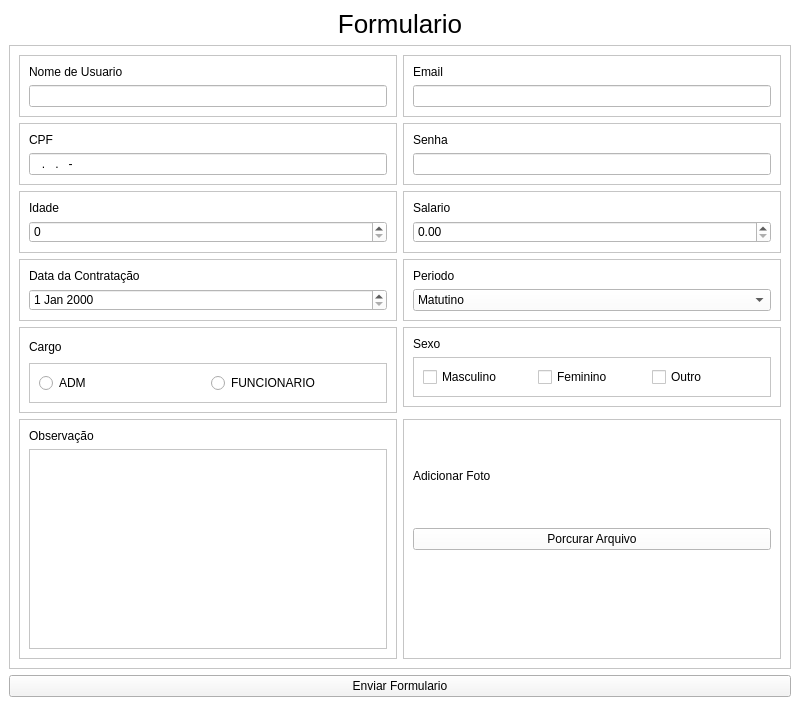
Qt form projeto_pyside/ui_formulario.ui (CelsoLucas/ListadeExercicios) before a commit.
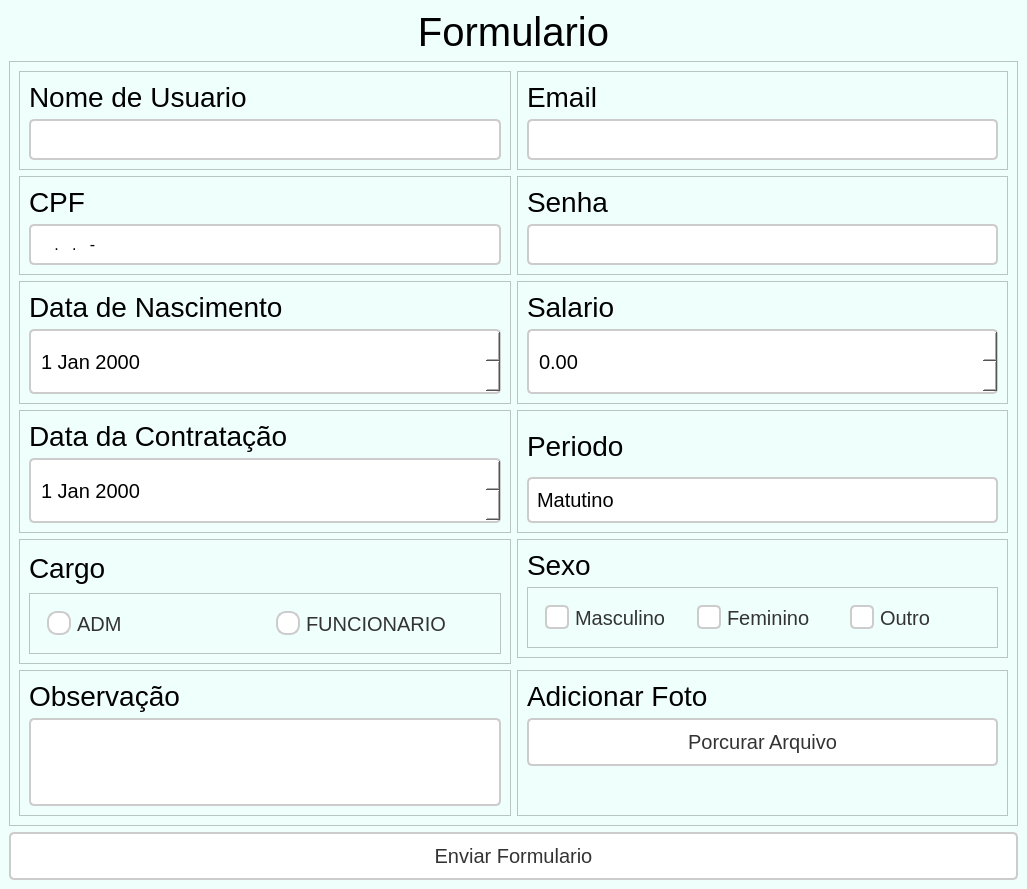
The same form after that commit.

The edit to the form file:
```diff
--- a/projeto_pyside/ui_formulario.ui
+++ b/projeto_pyside/ui_formulario.ui
@@ -6,22 +6,59 @@
    <rect>
     <x>0</x>
     <y>0</y>
-    <width>800</width>
-    <height>706</height>
+    <width>1027</width>
+    <height>817</height>
    </rect>
   </property>
   <property name="windowTitle">
    <string>MainWindow</string>
   </property>
+  <property name="styleSheet">
+   <string notr="true">background-color: rgb(211, 211, 211);</string>
+  </property>
   <widget class="QWidget" name="centralwidget">
    <property name="styleSheet">
-    <string notr="true">background-color: rgb(255, 255, 255);</string>
+    <string notr="true">background-color: rgb(239, 255, 252);</string>
    </property>
    <layout class="QGridLayout" name="gridLayout">
     <item row="2" column="0">
      <widget class="QPushButton" name="btn_enviar_formulario">
       <property name="styleSheet">
-       <string notr="true">background-color: rgb(244, 244, 244);</string>
+       <string notr="true">QPushButton {
+    padding: 10px 20px;
+    font-size: 20px;
+    border: 2px solid #ccc;
+    border-radius: 5px;
+    background-color: #ffffff;
+    color: #333;
+    selection-background-color: #007bff;
+    selection-color: white;
+    transition: all 0.3s ease;
+}
+
+QPushButton:focus {
+    border: 2px solid #007bff;
+    background-color: #f0f8ff;
+}
+
+QPushButton:hover {
+    background-color: #007bff;
+    color: white;
+    border-color: #007bff;
+}
+
+QPushButton:pressed {
+    background-color: #0056b3;
+    border-color: #0056b3;
+}
+
+QPushButton:disabled {
+    background-color: #f0f0f0;
+    color: #bbb;
+    border-color: #ccc;
+}
+
+</string>
       </property>
       <property name="text">
        <string>Enviar Formulario</string>
@@ -31,7 +68,7 @@
     <item row="0" column="0">
      <widget class="QLabel" name="txt__formulario">
       <property name="styleSheet">
-       <string notr="true">font-size: 26px;</string>
+       <string notr="true">font-size: 40px;</string>
       </property>
       <property name="text">
        <string>Formulario</string>
@@ -61,6 +98,9 @@
          <layout class="QVBoxLayout" name="verticalLayout_12">
           <item>
            <widget class="QLabel" name="txt_cpf">
+            <property name="styleSheet">
+             <string notr="true">font-size: 28px;</string>
+            </property>
             <property name="text">
              <string>CPF</string>
             </property>
@@ -68,6 +108,27 @@
           </item>
           <item>
            <widget class="QLineEdit" name="input_cpf">
+            <property name="styleSheet">
+             <string notr="true">QLineEdit {
+    padding: 8px;
+    font-size: 16px;
+    border: 2px solid #ccc;
+    border-radius: 5px;
+    background-color: #ffffff;
+    selection-background-color: #007bff;
+    selection-color: white;
+}
+
+QLineEdit:focus {
+    border: 2px solid #007bff;
+    background-color: #f0f8ff;
+}
+
+QLineEdit::placeholder {
+    color: #888;
+    font-style: italic;
+}</string>
+            </property>
             <property name="inputMask">
              <string>000.000.000-00</string>
             </property>
@@ -93,13 +154,59 @@
          <layout class="QVBoxLayout" name="verticalLayout_11">
           <item>
            <widget class="QLabel" name="txt_data_contratacao">
+            <property name="styleSheet">
+             <string notr="true">font-size: 28px;</string>
+            </property>
             <property name="text">
              <string>Data da Contratação</string>
             </property>
            </widget>
           </item>
           <item>
-           <widget class="QDateEdit" name="input_data_contratacao"/>
+           <widget class="QDateEdit" name="input_data_contratacao">
+            <property name="styleSheet">
+             <string notr="true">QDateTimeEdit {
+	height: 45px;
+	font-size: 20px;
+    padding: 8px;
+    border: 2px solid #ccc;
+    border-radius: 5px;
+    background-color: #ffffff;
+    selection-background-color: #007bff;
+    selection-color: white;
+}
+
+QDateTimeEdit:focus {
+    border: 2px solid #007bff;
+    background-color: #f0f8ff;
+}
+
+QDateTimeEdit::placeholder {
+    color: #888;
+    font-style: italic;
+}
+
+QDateTimeEdit::drop-down {
+    background-color: #007bff;
+    border-top-right-radius: 5px;
+    border-bottom-right-radius: 5px;
+    border: none;
+}
+
+QDateTimeEdit::drop-down:hover {
+    background-color: #0056b3;
+}
+
+QDateTimeEdit::down-arrow:hover {
+    background-color: #0056b3;
+}
+
+QDateTimeEdit::down-arrow:pressed {
+    background-color: #003f7f;
+}
+</string>
+            </property>
+           </widget>
           </item>
          </layout>
         </widget>
@@ -115,6 +222,9 @@
          <layout class="QVBoxLayout" name="verticalLayout_10">
           <item>
            <widget class="QLabel" name="txt_periodo">
+            <property name="styleSheet">
+             <string notr="true">font-size: 28px;</string>
+            </property>
             <property name="text">
              <string>Periodo</string>
             </property>
@@ -122,6 +232,65 @@
           </item>
           <item>
            <widget class="QComboBox" name="input_periodo">
+            <property name="styleSheet">
+             <string notr="true">QComboBox {
+    padding: 8px;
+    font-size: 20px;
+    border: 2px solid #ccc;
+    border-radius: 5px;
+    background-color: #ffffff;
+    selection-background-color: #007bff;
+    selection-color: white;
+}
+
+QComboBox:focus {
+    border: 2px solid #007bff;
+    background-color: #f0f8ff;
+}
+
+QComboBox::placeholder {
+    color: #888;
+    font-style: italic;
+}
+
+QComboBox::drop-down {
+    background-color: transparent; /* Fundo transparente */
+    border-top-right-radius: 5px;
+    border-bottom-right-radius: 5px;
+    border: none;
+}
+
+QComboBox::down-arrow {
+    width: 16px;
+    height: 16px;
+}
+
+QComboBox::down-arrow:hover {
+    background-color: transparent; /* Removendo qualquer fundo ao passar o mouse */
+}
+
+QComboBox::down-arrow:pressed {
+    background-color: transparent; /* Removendo qualquer fundo ao pressionar */
+}
+
+QComboBox QAbstractItemView {
+    border: 2px solid #ccc;
+    border-radius: 5px;
+    background-color: white;
+    selection-background-color: #007bff;
+}
+
+QComboBox QAbstractItemView::item {
+    padding: 8px;
+    font-size: 16px;
+}
+
+QComboBox QAbstractItemView::item:selected {
+    background-color: #007bff;
+    color: white;
+}
+</string>
+            </property>
             <item>
              <property name="text">
               <string>Matutino</string>
@@ -158,6 +327,9 @@
          <layout class="QVBoxLayout" name="verticalLayout_6">
           <item>
            <widget class="QLabel" name="txt_sexo">
+            <property name="styleSheet">
+             <string notr="true">font-size: 28px;</string>
+            </property>
             <property name="text">
              <string>Sexo</string>
             </property>
@@ -165,6 +337,10 @@
           </item>
           <item>
            <widget class="QFrame" name="layout_sexo_opc">
+            <property name="styleSheet">
+             <string notr="true">font-size: 20px;
+</string>
+            </property>
             <property name="frameShape">
              <enum>QFrame::Shape::StyledPanel</enum>
             </property>
@@ -174,6 +350,57 @@
             <layout class="QHBoxLayout" name="horizontalLayout_2">
              <item>
               <widget class="QCheckBox" name="sexo_opc_m">
+               <property name="styleSheet">
+                <string notr="true">QCheckBox {
+    font-size: 20px;
+    padding: 8px;
+    color: #333;
+}
+
+QCheckBox::indicator {
+    width: 20px;
+    height: 20px;
+    border: 2px solid #ccc;
+    border-radius: 5px;
+    background-color: #ffffff;
+    transition: all 0.3s ease;
+}
+
+QCheckBox::indicator:checked {
+    background-color: #007bff;
+    border-color: #007bff;
+}
+
+QCheckBox::indicator:checked:hover {
+    background-color: #0056b3;
+}
+
+QCheckBox::indicator:unchecked {
+    background-color: #ffffff;
+}
+
+QCheckBox::indicator:unchecked:hover {
+    border-color: #007bff;
+}
+
+QCheckBox:hover {
+    color: #007bff;
+}
+
+QCheckBox:disabled {
+    color: #bbb;
+}
+
+QCheckBox:focus {
+    outline: none;
+}
+
+QCheckBox::indicator:pressed {
+    background-color: #003f7f;
+    border-color: #003f7f;
+}
+</string>
+               </property>
                <property name="text">
                 <string>Masculino</string>
                </property>
@@ -184,6 +411,57 @@
              </item>
              <item>
               <widget class="QCheckBox" name="sexo_opc_f">
+               <property name="styleSheet">
+                <string notr="true">QCheckBox {
+    font-size: 20px;
+    padding: 8px;
+    color: #333;
+}
+
+QCheckBox::indicator {
+    width: 20px;
+    height: 20px;
+    border: 2px solid #ccc;
+    border-radius: 5px;
+    background-color: #ffffff;
+    transition: all 0.3s ease;
+}
+
+QCheckBox::indicator:checked {
+    background-color: #007bff;
+    border-color: #007bff;
+}
+
+QCheckBox::indicator:checked:hover {
+    background-color: #0056b3;
+}
+
+QCheckBox::indicator:unchecked {
+    background-color: #ffffff;
+}
+
+QCheckBox::indicator:unchecked:hover {
+    border-color: #007bff;
+}
+
+QCheckBox:hover {
+    color: #007bff;
+}
+
+QCheckBox:disabled {
+    color: #bbb;
+}
+
+QCheckBox:focus {
+    outline: none;
+}
+
+QCheckBox::indicator:pressed {
+    background-color: #003f7f;
+    border-color: #003f7f;
+}
+</string>
+               </property>
                <property name="text">
                 <string>Feminino</string>
                </property>
@@ -194,6 +472,57 @@
              </item>
              <item>
               <widget class="QCheckBox" name="sexo_opc_o">
+               <property name="styleSheet">
+                <string notr="true">QCheckBox {
+    font-size: 20px;
+    padding: 8px;
+    color: #333;
+}
+
+QCheckBox::indicator {
+    width: 20px;
+    height: 20px;
+    border: 2px solid #ccc;
+    border-radius: 5px;
+    background-color: #ffffff;
+    transition: all 0.3s ease;
+}
+
+QCheckBox::indicator:checked {
+    background-color: #007bff;
+    border-color: #007bff;
+}
+
+QCheckBox::indicator:checked:hover {
+    background-color: #0056b3;
+}
+
+QCheckBox::indicator:unchecked {
+    background-color: #ffffff;
+}
+
+QCheckBox::indicator:unchecked:hover {
+    border-color: #007bff;
+}
+
+QCheckBox:hover {
+    color: #007bff;
+}
+
+QCheckBox:disabled {
+    color: #bbb;
+}
+
+QCheckBox:focus {
+    outline: none;
+}
+
+QCheckBox::indicator:pressed {
+    background-color: #003f7f;
+    border-color: #003f7f;
+}
+</string>
+               </property>
                <property name="text">
                 <string>Outro</string>
                </property>
@@ -219,13 +548,44 @@
          <layout class="QVBoxLayout" name="verticalLayout_8">
           <item>
            <widget class="QLabel" name="txt_obs">
+            <property name="styleSheet">
+             <string notr="true">font-size: 28px;</string>
+            </property>
             <property name="text">
              <string>Observação</string>
             </property>
            </widget>
           </item>
           <item>
-           <widget class="QTextEdit" name="input_obs"/>
+           <widget class="QTextEdit" name="input_obs">
+            <property name="styleSheet">
+             <string notr="true">QTextEdit {
+    padding: 8px;
+    font-size: 16px;
+    border: 2px solid #ccc;
+    border-radius: 5px;
+    background-color: #ffffff;
+    selection-background-color: #007bff;
+    selection-color: white;
+}
+
+QTextEdit:focus {
+    border: 2px solid #007bff;
+    background-color: #f0f8ff;
+}
+
+QTextEdit::placeholder {
+    color: #888;
+    font-style: italic;
+}
+
+QTextEdit::line {
+    border: none;
+    background: transparent;
+}
+</string>
+            </property>
+           </widget>
           </item>
          </layout>
         </widget>
@@ -241,6 +601,9 @@
          <layout class="QVBoxLayout" name="verticalLayout">
           <item>
            <widget class="QLabel" name="txt_nome">
+            <property name="styleSheet">
+             <string notr="true">font-size: 28px;</string>
+            </property>
             <property name="text">
              <string>Nome de Usuario</string>
             </property>
@@ -248,6 +611,27 @@
           </item>
           <item>
            <widget class="QLineEdit" name="input_nome">
+            <property name="styleSheet">
+             <string notr="true">QLineEdit {
+    padding: 8px;
+    font-size: 16px;
+    border: 2px solid #ccc;
+    border-radius: 5px;
+    background-color: #ffffff;
+    selection-background-color: #007bff;
+    selection-color: white;
+}
+
+QLineEdit:focus {
+    border: 2px solid #007bff;
+    background-color: #f0f8ff;
+}
+
+QLineEdit::placeholder {
+    color: #888;
+    font-style: italic;
+}</string>
+            </property>
             <property name="placeholderText">
              <string/>
             </property>
@@ -273,6 +657,9 @@
          <layout class="QVBoxLayout" name="verticalLayout_4">
           <item>
            <widget class="QLabel" name="txt_senha">
+            <property name="styleSheet">
+             <string notr="true">font-size: 28px;</string>
+            </property>
             <property name="text">
              <string>Senha</string>
             </property>
@@ -280,6 +667,27 @@
           </item>
           <item>
            <widget class="QLineEdit" name="input_senha">
+            <property name="styleSheet">
+             <string notr="true">QLineEdit {
+    padding: 8px;
+    font-size: 16px;
+    border: 2px solid #ccc;
+    border-radius: 5px;
+    background-color: #ffffff;
+    selection-background-color: #007bff;
+    selection-color: white;
+}
+
+QLineEdit:focus {
+    border: 2px solid #007bff;
+    background-color: #f0f8ff;
+}
+
+QLineEdit::placeholder {
+    color: #888;
+    font-style: italic;
+}</string>
+            </property>
             <property name="echoMode">
              <enum>QLineEdit::EchoMode::Password</enum>
             </property>
@@ -299,6 +707,9 @@
          <layout class="QVBoxLayout" name="verticalLayout_9">
           <item>
            <widget class="QLabel" name="txt_salario">
+            <property name="styleSheet">
+             <string notr="true">font-size: 28px;</string>
+            </property>
             <property name="text">
              <string>Salario</string>
             </property>
@@ -306,6 +717,31 @@
           </item>
           <item>
            <widget class="QDoubleSpinBox" name="input_salario">
+            <property name="styleSheet">
+             <string notr="true">QDoubleSpinBox {
+	height:45px;
+    padding: 8px;
+    font-size: 20px;
+    border: 2px solid #ccc;
+    border-radius: 5px;
+    background-color: #ffffff;
+    selection-background-color: #007bff;
+    selection-color: white;
+}
+
+QDoubleSpinBox:focus {
+    border: 2px solid #007bff;
+    background-color: #f0f8ff;
+}
+
+QDoubleSpinBox::placeholder {
+    color: #888;
+    font-style: italic;
+}
+
+
+</string>
+            </property>
             <property name="decimals">
              <number>2</number>
             </property>
@@ -331,6 +767,9 @@
          <layout class="QVBoxLayout" name="verticalLayout_5">
           <item>
            <widget class="QLabel" name="txt_cargo">
+            <property name="styleSheet">
+             <string notr="true">font-size: 28px;</string>
+            </property>
             <property name="text">
              <string>Cargo</string>
             </property>
@@ -347,6 +786,63 @@
             <layout class="QHBoxLayout" name="horizontalLayout">
              <item>
               <widget class="QRadioButton" name="input_cargo_adm">
+               <property name="minimumSize">
+                <size>
+                 <width>0</width>
+                 <height>0</height>
+                </size>
+               </property>
+               <property name="styleSheet">
+                <string notr="true">QRadioButton {
+    font-size: 20px;
+    padding: 8px;
+    color: #333;
+}
+
+QRadioButton::indicator {
+    width: 20px;
+    height: 20px;
+    border: 2px solid #ccc;
+    border-radius: 10px;  /* Tornando o indicador completamente redondo */
+    background-color: #ffffff;
+    transition: all 0.3s ease;
+}
+
+QRadioButton::indicator:checked {
+    background-color: #007bff;
+    border-color: #007bff;
+}
+
+QRadioButton::indicator:checked:hover {
+    background-color: #0056b3;
+}
+
+QRadioButton::indicator:unchecked {
+    background-color: #ffffff;
+}
+
+QRadioButton::indicator:unchecked:hover {
+    border-color: #007bff;
+}
+
+QRadioButton:hover {
+    color: #007bff;
+}
+
+QRadioButton:disabled {
+    color: #bbb;
+}
+
+QRadioButton:focus {
+    outline: none;
+}
+
+QRadioButton::indicator:pressed {
+    background-color: #003f7f;
+    border-color: #003f7f;
+}
+</string>
+               </property>
                <property name="text">
                 <string>ADM</string>
                </property>
@@ -354,6 +850,57 @@
              </item>
              <item>
               <widget class="QRadioButton" name="input_cargo_func">
+               <property name="styleSheet">
+                <string notr="true">QRadioButton {
+    font-size: 20px;
+    padding: 8px;
+    color: #333;
+}
+
+QRadioButton::indicator {
+    width: 20px;
+    height: 20px;
+    border: 2px solid #ccc;
+    border-radius: 10px;  /* Tornando o indicador completamente redondo */
+    background-color: #ffffff;
+    transition: all 0.3s ease;
+}
+
+QRadioButton::indicator:checked {
+    background-color: #007bff;
+    border-color: #007bff;
+}
+
+QRadioButton::indicator:checked:hover {
+    background-color: #0056b3;
+}
+
+QRadioButton::indicator:unchecked {
+    background-color: #ffffff;
+}
+
+QRadioButton::indicator:unchecked:hover {
+    border-color: #007bff;
+}
+
+QRadioButton:hover {
+    color: #007bff;
+}
+
+QRadioButton:disabled {
+    color: #bbb;
+}
+
+QRadioButton:focus {
+    outline: none;
+}
+
+QRadioButton::indicator:pressed {
+    background-color: #003f7f;
+    border-color: #003f7f;
+}
+</string>
+               </property>
                <property name="text">
                 <string>FUNCIONARIO</string>
                </property>
@@ -376,6 +923,9 @@
          <layout class="QVBoxLayout" name="verticalLayout_2">
           <item>
            <widget class="QLabel" name="txt_email">
+            <property name="styleSheet">
+             <string notr="true">font-size: 28px;</string>
+            </property>
             <property name="text">
              <string>Email</string>
             </property>
@@ -383,6 +933,27 @@
           </item>
           <item>
            <widget class="QLineEdit" name="input_email">
+            <property name="styleSheet">
+             <string notr="true">QLineEdit {
+    padding: 8px;
+    font-size: 16px;
+    border: 2px solid #ccc;
+    border-radius: 5px;
+    background-color: #ffffff;
+    selection-background-color: #007bff;
+    selection-color: white;
+}
+
+QLineEdit:focus {
+    border: 2px solid #007bff;
+    background-color: #f0f8ff;
+}
+
+QLineEdit::placeholder {
+    color: #888;
+    font-style: italic;
+}</string>
+            </property>
             <property name="placeholderText">
              <string/>
             </property>
@@ -401,14 +972,60 @@
          </property>
          <layout class="QVBoxLayout" name="verticalLayout_7">
           <item>
-           <widget class="QLabel" name="txt_idade">
+           <widget class="QLabel" name="txt_data_nasc">
+            <property name="styleSheet">
+             <string notr="true">font-size: 28px;</string>
+            </property>
             <property name="text">
-             <string>Idade</string>
+             <string>Data de Nascimento</string>
             </property>
            </widget>
           </item>
           <item>
-           <widget class="QSpinBox" name="input_idade"/>
+           <widget class="QDateEdit" name="input_data_nasc">
+            <property name="styleSheet">
+             <string notr="true">QDateTimeEdit {
+	height: 45px;
+	font-size: 20px;
+    padding: 8px;
+    border: 2px solid #ccc;
+    border-radius: 5px;
+    background-color: #ffffff;
+    selection-background-color: #007bff;
+    selection-color: white;
+}
+
+QDateTimeEdit:focus {
+    border: 2px solid #007bff;
+    background-color: #f0f8ff;
+}
+
+QDateTimeEdit::placeholder {
+    color: #888;
+    font-style: italic;
+}
+
+QDateTimeEdit::drop-down {
+    background-color: #007bff;
+    border-top-right-radius: 5px;
+    border-bottom-right-radius: 5px;
+    border: none;
+}
+
+QDateTimeEdit::drop-down:hover {
+    background-color: #0056b3;
+}
+
+QDateTimeEdit::down-arrow:hover {
+    background-color: #0056b3;
+}
+
+QDateTimeEdit::down-arrow:pressed {
+    background-color: #003f7f;
+}
+</string>
+            </property>
+           </widget>
           </item>
          </layout>
         </widget>
@@ -424,6 +1041,9 @@
          <layout class="QVBoxLayout" name="verticalLayout_13">
           <item>
            <widget class="QLabel" name="txt_adc_foto">
+            <property name="styleSheet">
+             <string notr="true">font-size: 28px;</string>
+            </property>
             <property name="text">
              <string>Adicionar Foto</string>
             </property>
@@ -431,6 +1051,44 @@
           </item>
           <item>
            <widget class="QPushButton" name="btn_procurar_arquivo">
+            <property name="styleSheet">
+             <string notr="true">QPushButton {
+    padding: 10px 20px;
+    font-size: 20px;
+    border: 2px solid #ccc;
+    border-radius: 5px;
+    background-color: #ffffff;
+    color: #333;
+    selection-background-color: #007bff;
+    selection-color: white;
+    transition: all 0.3s ease;
+}
+
+QPushButton:focus {
+    border: 2px solid #007bff;
+    background-color: #f0f8ff;
+}
+
+QPushButton:hover {
+    background-color: #007bff;
+    color: white;
+    border-color: #007bff;
+}
+
+QPushButton:pressed {
+    background-color: #0056b3;
+    border-color: #0056b3;
+}
+
+QPushButton:disabled {
+    background-color: #f0f0f0;
+    color: #bbb;
+    border-color: #ccc;
+}
+
+
+</string>
+            </property>
             <property name="text">
              <string>Porcurar Arquivo</string>
             </property>
@@ -443,6 +1101,19 @@
             </property>
            </widget>
           </item>
+          <item>
+           <spacer name="verticalSpacer">
+            <property name="orientation">
+             <enum>Qt::Orientation::Vertical</enum>
+            </property>
+            <property name="sizeHint" stdset="0">
+             <size>
+              <width>20</width>
+              <height>40</height>
+             </size>
+            </property>
+           </spacer>
+          </item>
          </layout>
         </widget>
        </item>
```
Left out of the diff: 2 changed lines with no effect on the pictures.
